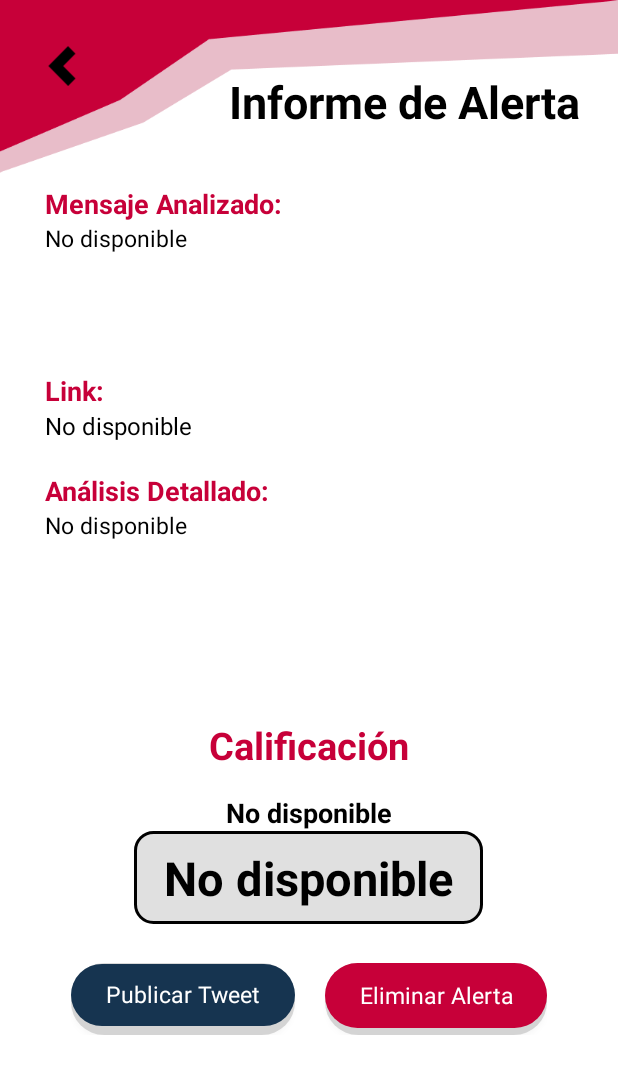
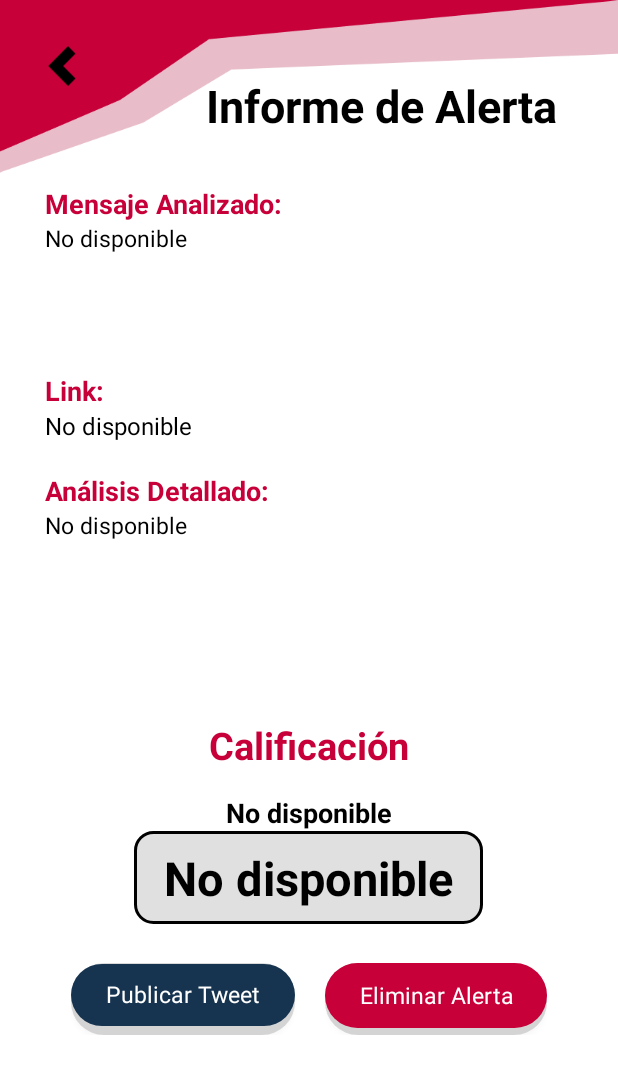
Before and after one commit to smishguard/smishguard-app, an Android app: the AdminInfoAlertMessageActivity screen opened directly, with no data from a screen before it, on a phone screen of 412 x 824 dp. Shown: the top 1074 px of the screen. Run offline under Robolectric (Android 15) with nearby library versions, the phone set to English and light mode, and no system bars.

Commit message:
Ajustes de Diseño y Estilo

```diff
--- a/app/src/main/res/layout/activity_admin_info_alert_message.xml
+++ b/app/src/main/res/layout/activity_admin_info_alert_message.xml
@@ -45,13 +45,13 @@
 
             <TextView
                 android:id="@+id/textView9"
-                android:layout_width="262dp"
-                android:layout_height="50dp"
+                android:layout_width="wrap_content"
+                android:layout_height="wrap_content"
                 android:layout_alignParentTop="true"
                 android:layout_alignParentEnd="true"
-                android:layout_marginStart="68dp"
-                android:layout_marginTop="47dp"
-                android:layout_marginEnd="11dp"
+                android:layout_marginStart="33dp"
+                android:layout_marginTop="50dp"
+                android:layout_marginEnd="7dp"
                 android:layout_toEndOf="@+id/btnBackAlertMessages"
                 android:layout_weight="1"
                 android:text="Informe de Alerta"
--- a/app/src/main/res/layout/activity_education.xml
+++ b/app/src/main/res/layout/activity_education.xml
@@ -66,11 +66,14 @@
         android:layout_width="match_parent"
         android:layout_height="wrap_content"
         android:layout_marginTop="10dp"
+        android:gravity="center"
         android:text="¡Desliza hacia la derecha para ver todas las infografias!"
         android:textAlignment="center"
         android:textColor="#c70039"
         android:textSize="12sp"
         android:textStyle="bold"
+        app:layout_constraintEnd_toEndOf="parent"
+        app:layout_constraintStart_toStartOf="parent"
         app:layout_constraintTop_toBottomOf="@+id/linearLayout6" />
 
     <androidx.viewpager2.widget.ViewPager2
@@ -102,9 +105,11 @@
         android:layout_height="wrap_content"
         android:layout_marginTop="10dp"
         android:autoLink="web"
+        android:gravity="center"
         android:clickable="true"
         android:linksClickable="true"
         android:text="Si quieres aprender un poco más haz click aquí para ver un video"
+        android:textAlignment="center"
         android:textColor="#c70039"
         android:textSize="13sp"
         android:textStyle="bold"
```
Also changed, not shown: 2 other files.
